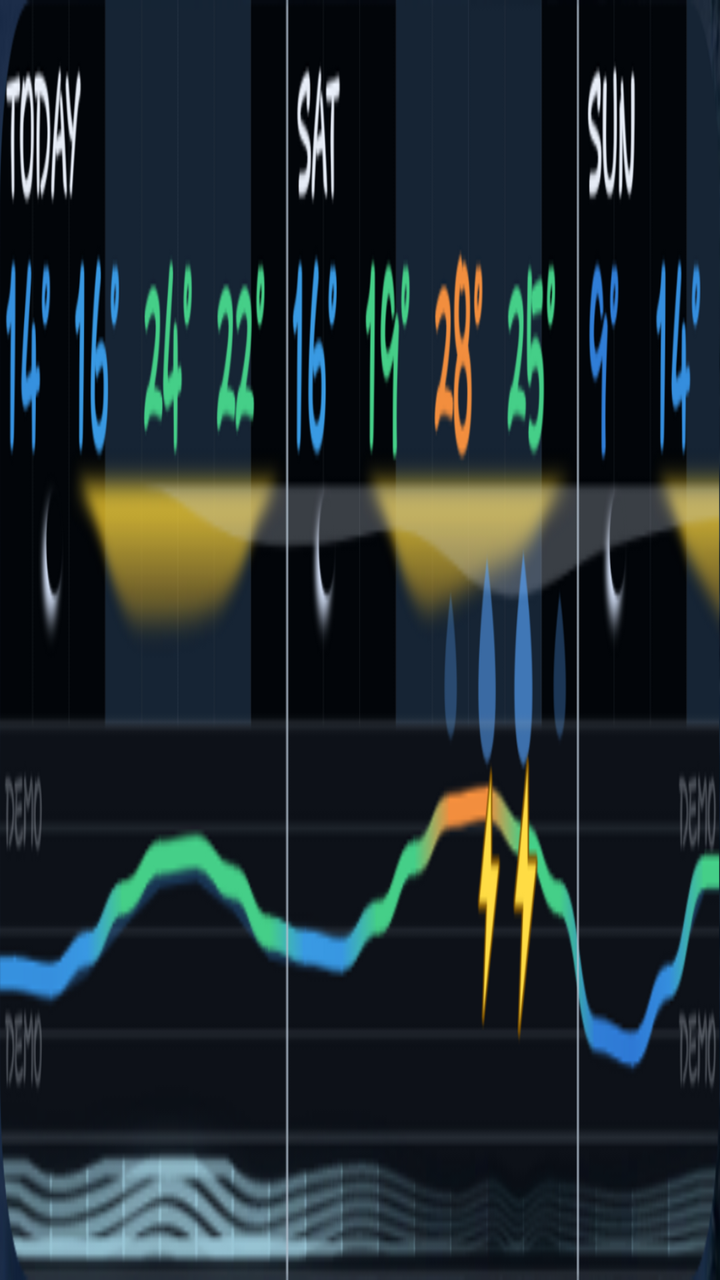
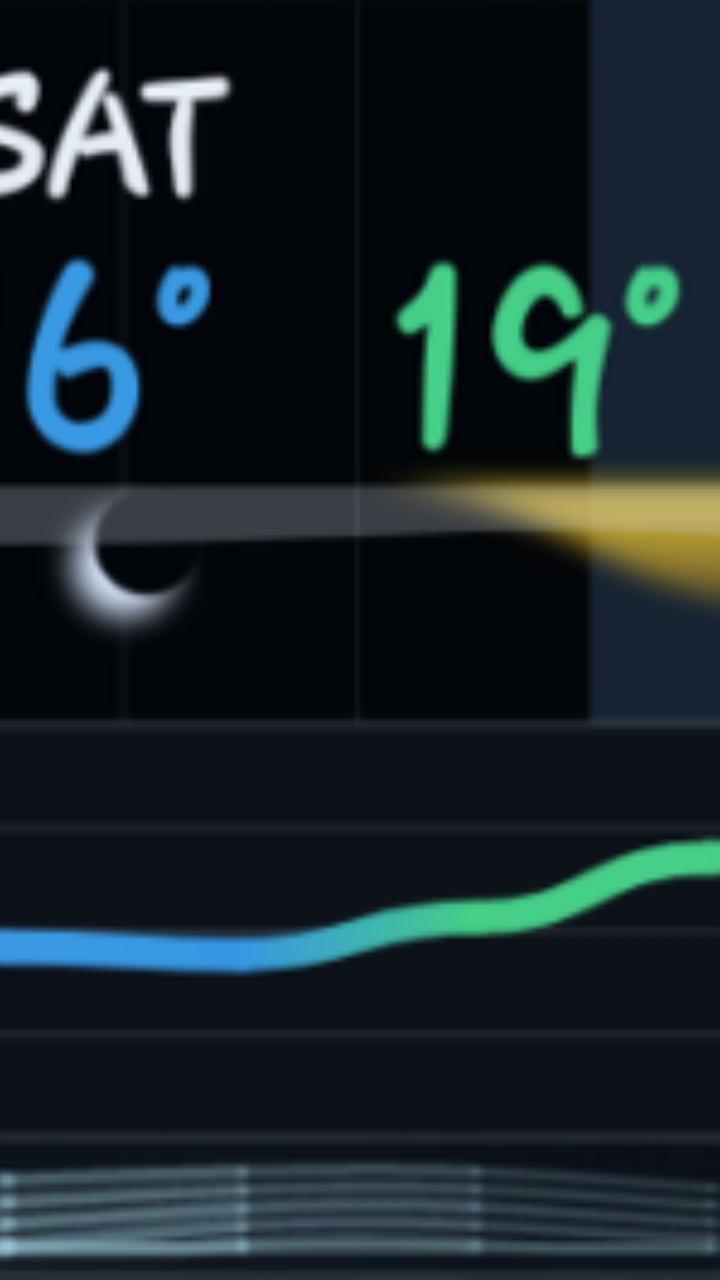

The first picture is an Android layout as it rendered before a commit; the second is the same layout after the commit. The layout source and the unified diff follow.
<!-- AndroidManifest.xml: application theme Theme.VespyWeather -->
<!-- res/layout/weather_widget_preview.xml -->
<?xml version="1.0" encoding="utf-8"?>
<ImageView xmlns:android="http://schemas.android.com/apk/res/android"
    android:layout_width="match_parent"
    android:layout_height="match_parent"
    android:background="@drawable/widget_preview_background"
    android:contentDescription="@string/widget_description"
    android:scaleType="fitXY"
    android:src="@drawable/widget_timeline_preview" />
<!-- resources referenced by this layout -->
<resources>
  <!-- drawable widget_preview_background (drawable) -->
  <?xml version="1.0" encoding="utf-8"?>
  <shape xmlns:android="http://schemas.android.com/apk/res/android" android:shape="rectangle">
      <corners android:radius="18dp" />
      <solid android:color="#0D1118" />
      <stroke android:width="1dp" android:color="#394559" />
  </shape>
  <!-- drawable widget_timeline_preview: png bitmap (drawable-nodpi, 130631 bytes) -->
  <string name="widget_description">Weather timeline with temperature, sky, precipitation and wind</string>
  <style name="Theme.VespyWeather" parent="android:style/Theme.Material.NoActionBar">
          <item name="android:fontFamily">sans</item>
          <item name="android:windowActionModeOverlay">true</item>
          <item name="android:windowLightStatusBar">false</item>
          <item name="android:navigationBarColor">#080C12</item>
          <item name="android:statusBarColor">#080C12</item>
          <item name="android:windowNoTitle">true</item>
      </style>
</resources>

<!-- the commit's change to res/layout/weather_widget_preview.xml (unified diff, before → after) -->
@@ -4,5 +4,5 @@
     android:layout_height="match_parent"
     android:background="@drawable/widget_preview_background"
     android:contentDescription="@string/widget_description"
-    android:scaleType="fitXY"
+    android:scaleType="centerCrop"
     android:src="@drawable/widget_timeline_preview" />
